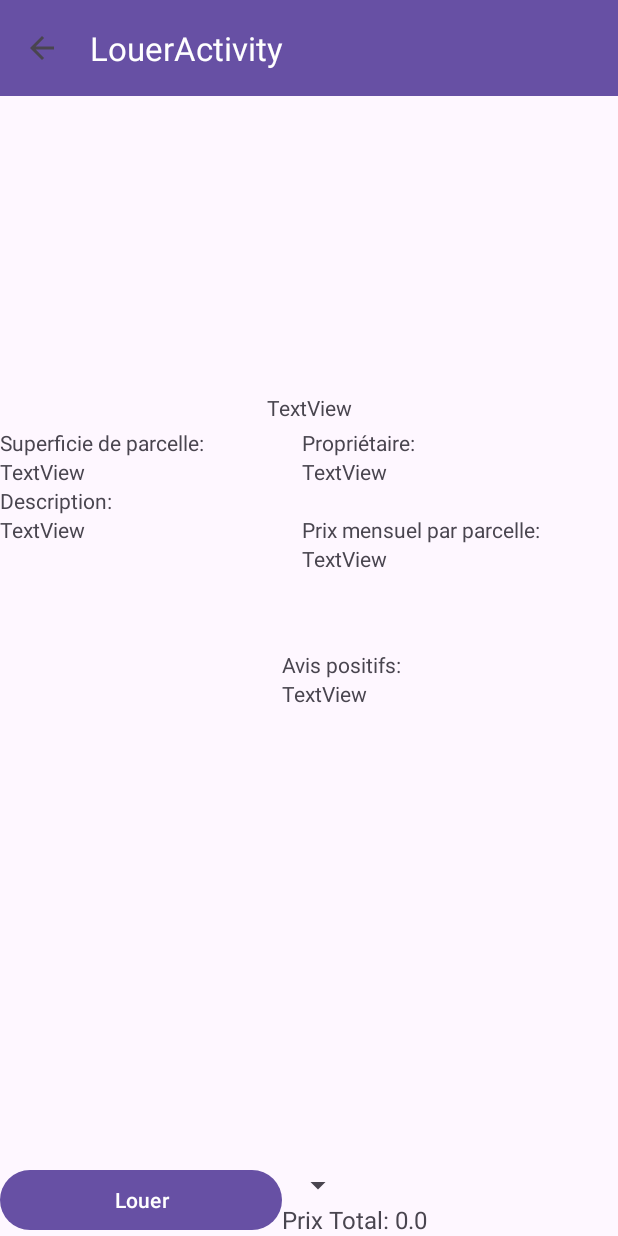
After one commit to SamuelFerragne/JardinUrbain, an Android app: the LouerActivity screen opened directly, with no data from a screen before it, on a phone screen of 412 x 824 dp. The commit adds this screen. Run offline under Robolectric (Android 15) with nearby library versions, the phone set to English and light mode, and no system bars; 7 statements that could not run were skipped.

Commit message:
19 page louer parcelle (#16)
* initial commit

* initialisation parcelle et mise en place elements page

* shit load de modif viewPager fonctionnel

* toutes les infos la

* fonctionnel

* fonctionnel avec jardin

---------

Co-authored-by: BrouillardLiam <liambrouillard@outlook.fr>

```diff
--- a/app/build.gradle.kts
+++ b/app/build.gradle.kts
@@ -49,6 +49,8 @@ dependencies {
     implementation("com.google.firebase:firebase-analytics")
     implementation("com.google.firebase:firebase-database:20.3.0")
     implementation("androidx.constraintlayout:constraintlayout:2.1.4")
+    implementation("com.github.bumptech.glide:glide:4.12.0")
+    annotationProcessor("com.github.bumptech.glide:compiler:4.12.0")
     implementation("com.google.android.gms:play-services-maps:18.2.0")
     implementation("androidx.annotation:annotation:1.6.0")
     implementation("androidx.lifecycle:lifecycle-livedata-ktx:2.6.1")
--- a/app/src/main/AndroidManifest.xml
+++ b/app/src/main/AndroidManifest.xml
@@ -19,6 +19,10 @@
         android:theme="@style/Theme.TheWitchersCode"
         tools:targetApi="31">
         <activity
+            android:name=".LouerActivity"
+            android:exported="false" />
+
+        <activity
             android:name=".ParcelleOffertActivity"
             android:exported="false" />
 
@@ -32,6 +36,7 @@
         <activity
             android:name=".inscriptionActivity"
             android:exported="true" />
+
         <activity
             android:name=".MainActivity"
             android:exported="true">
--- /dev/null
+++ b/app/src/main/java/com/example/thewitcherscode/LouerActivity.java
@@ -0,0 +1,113 @@
+package com.example.thewitcherscode;
+
+import androidx.appcompat.app.AppCompatActivity;
+import androidx.viewpager.widget.ViewPager;
+
+import android.content.Intent;
+import android.os.Bundle;
+import android.view.View;
+import android.widget.AdapterView;
+import android.widget.ArrayAdapter;
+import android.widget.Spinner;
+import android.widget.TextView;
+
+import androidx.appcompat.widget.Toolbar;
+
+import java.util.ArrayList;
+import java.util.List;
+
+public class LouerActivity extends AppCompatActivity {
+    private Spinner spinnerNbParcelles;
+    private TextView tvPrixTotal;
+    private Jardin jardin;
+
+    @Override
+    protected void onCreate(Bundle savedInstanceState) {
+        super.onCreate(savedInstanceState);
+        setContentView(R.layout.activity_louer);
+
+        ViewPager   VP_imageParcelle    =   findViewById(R.id.VP_imageParcelle);
+        Toolbar     tb_retour           =   findViewById(R.id.tb_retour);
+        TextView    tv_adresse          =   findViewById(R.id.tv_adresse);
+        TextView    tv_superficie       =   findViewById(R.id.tv_superficie);
+        TextView    tv_description      =   findViewById(R.id.tv_description);
+        TextView    tv_contact          =   findViewById(R.id.tv_contact);
+        TextView    tv_prixMensuel      =   findViewById(R.id.tv_prixMensuel);
+        TextView    tv_note             =   findViewById(R.id.tv_note);
+        spinnerNbParcelles = findViewById(R.id.spinner_nbParcelles);
+        tvPrixTotal = findViewById(R.id.tv_prixTotal);
+        setSupportActionBar(tb_retour);
+
+        getSupportActionBar().setDisplayHomeAsUpEnabled(true);
+
+
+
+        Intent intent = getIntent();
+        if (intent != null) {
+            jardin = intent.getParcelableExtra("jardin");
+
+            if (jardin != null) {
+                List<Integer> images = jardin.getImages();
+
+                if (images != null && !images.isEmpty()) {
+                    ImagePagerAdapter imageAdapter = new ImagePagerAdapter(this, getSupportFragmentManager(), images);
+                    VP_imageParcelle.setAdapter(imageAdapter);
+                } else {
+                    // Log ou gestion d'erreur si la liste d'images est null ou vide
+                }
+            }
+
+            List<String> options = generateParcellesOptions();
+            ArrayAdapter<String> adapter = new ArrayAdapter<>(
+                    this,
+                    android.R.layout.simple_spinner_item,
+                    options
+            );
+            adapter.setDropDownViewResource(android.R.layout.simple_spinner_dropdown_item);
+            spinnerNbParcelles.setAdapter(adapter);
+
+            spinnerNbParcelles.setOnItemSelectedListener(new AdapterView.OnItemSelectedListener() {
+                @Override
+                public void onItemSelected(AdapterView<?> parentView, View selectedItemView, int position, long id) {
+                    // Mettre à jour le TextView avec le prix total en fonction du nombre de parcelles sélectionné
+                    updatePrixTotal();
+                }
+
+                @Override
+                public void onNothingSelected(AdapterView<?> parentView) {
+                    // Ne rien faire ici
+                }
+            });
+
+
+            tv_adresse.setText(jardin.getAdresse());
+            tv_superficie.setText(jardin.getSuperficieParcelle());
+            tv_description.setText(jardin.getDescription());
+            tv_contact.setText(jardin.getOwner());
+            tv_prixMensuel.setText(jardin.getPrixParcelle()+"$");
+            tv_note.setText(jardin.getNoteEtoile()+" ");
+
+
+        }
+    }
+
+    private List<String> generateParcellesOptions() {
+        List<String> options = new ArrayList<>();
+        int nbParcelles = jardin.getNbParcelles(); // Remplacez cela par la méthode appropriée pour obtenir le nombre de parcelles
+
+        for (int i = 1; i <= nbParcelles; i++) {
+            options.add(String.valueOf(i));
+        }
+
+        return options;
+    }
+
+    // Méthode pour mettre à jour le TextView du prix total
+    private void updatePrixTotal() {
+        int nbParcelles = Integer.parseInt(spinnerNbParcelles.getSelectedItem().toString());
+        double prixParParcelle = jardin.getPrixParcelle(); // Remplacez cela par la méthode appropriée pour obtenir le prix par parcelle
+        double prixTotal = nbParcelles * prixParParcelle;
+
+        tvPrixTotal.setText("Prix Total: " + prixTotal);
+    }
+}
--- /dev/null
+++ b/app/src/main/res/layout/activity_louer.xml
@@ -0,0 +1,185 @@
+<?xml version="1.0" encoding="utf-8"?>
+<LinearLayout xmlns:android="http://schemas.android.com/apk/res/android"
+    xmlns:app="http://schemas.android.com/apk/res-auto"
+    xmlns:tools="http://schemas.android.com/tools"
+    android:layout_width="match_parent"
+    android:layout_height="match_parent"
+    android:orientation="vertical"
+    tools:context=".LouerActivity">
+
+    <androidx.appcompat.widget.Toolbar
+        android:id="@+id/tb_retour"
+        android:layout_width="match_parent"
+        android:layout_height="?attr/actionBarSize"
+        android:background="?attr/colorPrimary"
+        app:title="LouerActivity"
+        app:titleTextColor="@android:color/white" />
+
+    <LinearLayout
+        android:layout_width="match_parent"
+        android:layout_height="221dp"
+        android:orientation="vertical">
+
+        <androidx.viewpager.widget.ViewPager
+            android:id="@+id/VP_imageParcelle"
+            android:layout_width="match_parent"
+            android:layout_height="198dp"
+            android:paddingLeft="10dp"
+            android:paddingTop="20dp"
+            android:paddingRight="10dp">
+
+        </androidx.viewpager.widget.ViewPager>
+
+        <TextView
+            android:id="@+id/tv_adresse"
+            android:layout_width="match_parent"
+            android:layout_height="wrap_content"
+            android:gravity="center"
+            android:paddingLeft="10dp"
+            android:paddingRight="10dp"
+            android:text="TextView" />
+    </LinearLayout>
+
+    <LinearLayout
+        android:layout_width="match_parent"
+        android:layout_height="148dp"
+        android:orientation="horizontal">
+
+        <LinearLayout
+            android:layout_width="201dp"
+            android:layout_height="match_parent"
+            android:orientation="vertical">
+
+            <LinearLayout
+                android:layout_width="match_parent"
+                android:layout_height="wrap_content"
+                android:orientation="vertical">
+
+                <TextView
+                    android:id="@+id/tv_superficieTitre"
+                    android:layout_width="match_parent"
+                    android:layout_height="wrap_content"
+                    android:text="@string/superficie" />
+
+                <TextView
+                    android:id="@+id/tv_superficie"
+                    android:layout_width="match_parent"
+                    android:layout_height="wrap_content"
+                    android:text="TextView" />
+
+            </LinearLayout>
+
+            <LinearLayout
+                android:layout_width="match_parent"
+                android:layout_height="match_parent"
+                android:orientation="vertical">
+
+                <TextView
+                    android:id="@+id/tv_descriptionTitre"
+                    android:layout_width="match_parent"
+                    android:layout_height="wrap_content"
+                    android:text="@string/description" />
+
+                <TextView
+                    android:id="@+id/tv_description"
+                    android:layout_width="match_parent"
+                    android:layout_height="wrap_content"
+                    android:text="TextView" />
+            </LinearLayout>
+
+        </LinearLayout>
+
+        <LinearLayout
+            android:layout_width="match_parent"
+            android:layout_height="match_parent"
+            android:orientation="vertical">
+
+            <LinearLayout
+                android:layout_width="match_parent"
+                android:layout_height="58dp"
+                android:orientation="vertical">
+
+                <TextView
+                    android:id="@+id/tv_contactTitre"
+                    android:layout_width="match_parent"
+                    android:layout_height="wrap_content"
+                    android:text="@string/contact" />
+
+                <TextView
+                    android:id="@+id/tv_contact"
+                    android:layout_width="match_parent"
+                    android:layout_height="wrap_content"
+                    android:text="TextView" />
+            </LinearLayout>
+
+            <LinearLayout
+                android:layout_width="match_parent"
+                android:layout_height="match_parent"
+                android:orientation="vertical">
+
+                <TextView
+                    android:id="@+id/tv_prixMensuelTitre"
+                    android:layout_width="match_parent"
+                    android:layout_height="wrap_content"
+                    android:text="@string/prix" />
+
+                <TextView
+                    android:id="@+id/tv_prixMensuel"
+                    android:layout_width="match_parent"
+                    android:layout_height="wrap_content"
+                    android:text="TextView" />
+            </LinearLayout>
+
+        </LinearLayout>
+    </LinearLayout>
+
+    <LinearLayout
+        android:layout_width="match_parent"
+        android:layout_height="match_parent"
+        android:layout_marginEnd="20dp"
+        android:gravity="bottom"
+        android:orientation="horizontal">
+
+        <Button
+            android:id="@+id/btn_louerParcelle"
+            android:layout_width="375dp"
+            android:layout_height="wrap_content"
+            android:layout_weight="1"
+            android:text="@string/louer" />
+
+        <LinearLayout
+            android:layout_width="match_parent"
+            android:layout_height="match_parent"
+            android:layout_weight="1"
+            android:gravity="bottom"
+            android:orientation="vertical">
+
+            <TextView
+                android:id="@+id/tv_noteTitre"
+                android:layout_width="wrap_content"
+                android:layout_height="wrap_content"
+                android:text="Avis positifs:" />
+
+            <TextView
+                android:id="@+id/tv_note"
+                android:layout_width="match_parent"
+                android:layout_height="wrap_content"
+                android:layout_weight="1"
+                android:text="TextView" />
+            <Spinner
+                android:id="@+id/spinner_nbParcelles"
+                android:layout_width="wrap_content"
+                android:layout_height="wrap_content"
+                android:layout_marginEnd="16dp"/>
+
+            <TextView
+                android:id="@+id/tv_prixTotal"
+                android:layout_width="wrap_content"
+                android:layout_height="wrap_content"
+                android:text="Prix Total: 0.0"
+                android:textSize="16sp"/>
+        </LinearLayout>
+
+    </LinearLayout>
+
+</LinearLayout>
--- a/app/src/main/res/values/strings.xml
+++ b/app/src/main/res/values/strings.xml
@@ -1,3 +1,9 @@
 <resources>
     <string name="app_name">TheWitchersCode</string>
+    <string name="superficie">Superficie de parcelle:</string>
+    <string name="description">Description:</string>
+    <string name="contact">Propriétaire:</string>
+    <string name="prix">Prix mensuel par parcelle:</string>
+    <string name="louer">Louer</string>
+    <string name="prixTotal"></string>
 </resources>
```
Also changed, not shown: app/src/main/java/com/example/thewitcherscode/ImageFragment.java (added, +39 -0 lines), app/src/main/java/com/example/thewitcherscode/ImagePagerAdapter.java (added, +38 -0 lines), app/src/main/java/com/example/thewitcherscode/MainActivity.java (+36 -0 lines), app/src/main/res/layout/activity_main.xml (+11 -0 lines), app/src/main/res/layout/fragment_image.xml (added, +12 -0 lines), app/src/main/java/com/example/thewitcherscode/Jardin.java (line endings or trailing spaces), app/src/main/res/drawable/terre_agricole.jpg (added), app/src/main/res/drawable/terre_cultive.jpg (added).
